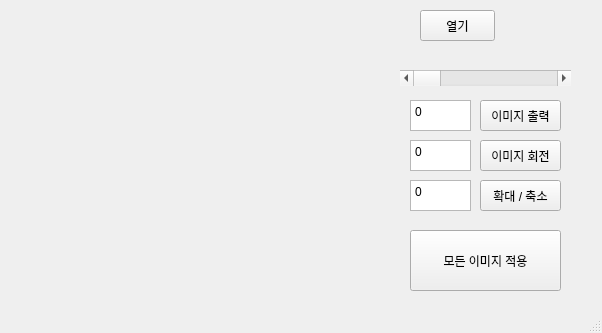
HyeopG/PyQt5, file 1. PYQT/main_window.ui: the form before one commit.
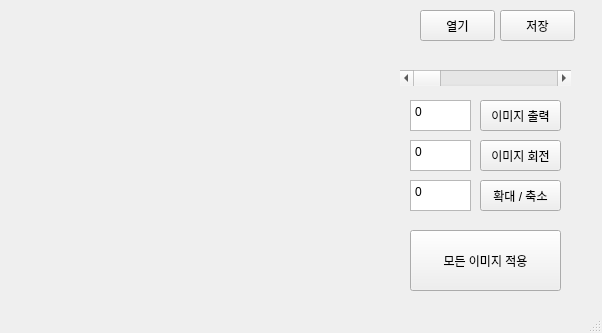
The form after the commit.

What changed in the file:
```diff
--- a/1. PYQT/main_window.ui
+++ b/1. PYQT/main_window.ui
@@ -211,6 +211,19 @@
      <string>모든 이미지 적용</string>
     </property>
    </widget>
+   <widget class="QPushButton" name="pushSave">
+    <property name="geometry">
+     <rect>
+      <x>500</x>
+      <y>10</y>
+      <width>75</width>
+      <height>31</height>
+     </rect>
+    </property>
+    <property name="text">
+     <string>저장</string>
+    </property>
+   </widget>
   </widget>
   <widget class="QMenuBar" name="menubar">
    <property name="geometry">
```
